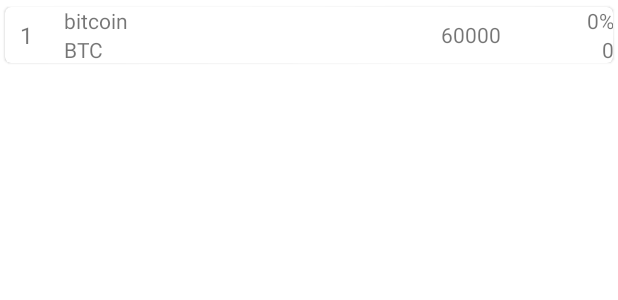
After one commit to Ridje/coinMonitor, an Android app: the layout asset_row.xml on its own in the app's theme, with its tools: preview values and no code run, on a phone screen of 412 x 824 dp. The commit adds this screen. Shown: the top 300 px of the screen. Run offline under Robolectric (Android 15) with nearby library versions, the phone set to English and light mode, and no system bars.

Commit message:
Added simple functional of asset list

```diff
--- a/app/build.gradle
+++ b/app/build.gradle
@@ -33,6 +33,7 @@ dependencies {
     implementation 'androidx.appcompat:appcompat:1.2.0'
     implementation 'com.google.android.material:material:1.3.0'
     implementation 'androidx.constraintlayout:constraintlayout:2.0.4'
+    implementation 'androidx.legacy:legacy-support-v4:1.0.0'
     testImplementation 'junit:junit:4.+'
     androidTestImplementation 'androidx.test.ext:junit:1.1.2'
     androidTestImplementation 'androidx.test.espresso:espresso-core:3.3.0'
--- /dev/null
+++ b/app/src/main/res/layout/asset_row.xml
@@ -0,0 +1,81 @@
+<?xml version="1.0" encoding="utf-8"?>
+<com.google.android.material.card.MaterialCardView xmlns:android="http://schemas.android.com/apk/res/android"
+    xmlns:app="http://schemas.android.com/apk/res-auto"
+    android:layout_width="match_parent"
+    android:layout_height="wrap_content"
+    app:cardUseCompatPadding="true">
+
+    <LinearLayout
+        android:layout_width="match_parent"
+        android:layout_height="match_parent"
+        android:orientation="horizontal">
+
+        <com.google.android.material.textview.MaterialTextView
+            android:id="@+id/asset_rank"
+            android:layout_width="30sp"
+            android:layout_height="match_parent"
+            android:gravity="center"
+            android:text="1"
+            android:textSize="15sp"/>
+
+        <LinearLayout
+            android:layout_width="0dp"
+            android:layout_height="wrap_content"
+            android:layout_weight="2"
+            android:orientation="vertical">
+
+            <com.google.android.material.textview.MaterialTextView
+                android:id="@+id/asset_name"
+                android:layout_width="match_parent"
+                android:layout_height="wrap_content"
+                android:gravity="center_vertical"
+                android:paddingStart="10sp"
+                android:text="bitcoin" />
+
+            <com.google.android.material.textview.MaterialTextView
+                android:id="@+id/asset_symbol"
+                android:layout_width="match_parent"
+                android:layout_height="wrap_content"
+                android:foregroundGravity="center_vertical"
+                android:gravity="center_vertical"
+                android:paddingStart="10sp"
+                android:text="BTC" />
+        </LinearLayout>
+
+
+
+        <com.google.android.material.textview.MaterialTextView
+            android:id="@+id/asset_price_usd"
+            android:layout_width="0dp"
+            android:layout_height="match_parent"
+            android:layout_weight="2"
+            android:gravity="center_vertical|end"
+            android:text="60000" />
+
+        <LinearLayout
+            android:layout_width="0dp"
+            android:layout_height="wrap_content"
+            android:layout_weight="1"
+            android:orientation="vertical">
+
+            <com.google.android.material.textview.MaterialTextView
+                android:id="@+id/asset_change_24hrs"
+                android:layout_width="wrap_content"
+                android:layout_height="match_parent"
+                android:layout_gravity="end"
+                android:gravity="center_vertical|end"
+                android:text="0%"/>
+
+            <com.google.android.material.textview.MaterialTextView
+                android:id="@+id/asset_volume_24hrs"
+                android:layout_width="wrap_content"
+                android:layout_height="wrap_content"
+                android:layout_gravity="end"
+                android:foregroundGravity="center_vertical"
+                android:gravity="center_vertical|end"
+                android:paddingStart="10sp"
+                android:text="0" />
+        </LinearLayout>
+    </LinearLayout>
+
+</com.google.android.material.card.MaterialCardView>
--- a/app/src/main/res/values/colors.xml
+++ b/app/src/main/res/values/colors.xml
@@ -7,4 +7,6 @@
     <color name="teal_700">#FF018786</color>
     <color name="black">#FF000000</color>
     <color name="white">#FFFFFFFF</color>
+    <color name="negative_number">#C6FA0808</color>
+    <color name="positive_number">#1EAC3D</color>
 </resources>
--- a/app/src/main/res/values/strings.xml
+++ b/app/src/main/res/values/strings.xml
@@ -1,3 +1,5 @@
 <resources>
     <string name="app_name">coinMonitor</string>
+    <string name="asset">asset</string>
+    <string name="coin">coin</string>
 </resources>
--- /dev/null
+++ b/app/src/main/res/values/styles.xml
@@ -0,0 +1,6 @@
+<?xml version="1.0" encoding="utf-8"?>
+<resources>
+    <style name="NegativeNumber" parent="Theme.CoinMonitor">
+        <item name="android:textColor">@color/negative_number</item>
+    </style>
+</resources>
```
Also changed, not shown: app/src/main/java/com/kis/coinmonitor/MainActivity.java (+0 -16 lines), app/src/main/java/com/kis/coinmonitor/model/Asset.java (renamed from app/src/main/java/com/kis/coinmonitor/pojo/Asset.java, +81 -35 lines), app/src/main/java/com/kis/coinmonitor/model/Assets.java (renamed from app/src/main/java/com/kis/coinmonitor/pojo/Assets.java, +5 -19 lines), app/src/main/java/com/kis/coinmonitor/network/APIConnector.java (added, +41 -0 lines), app/src/main/java/com/kis/coinmonitor/network/CoinCapService.java (added, +20 -0 lines), app/src/main/java/com/kis/coinmonitor/services/CoinCapService.java (deleted, +0 -34 lines), app/src/main/java/com/kis/coinmonitor/ui/AssetsListFragment.java (added, +138 -0 lines), app/src/main/java/com/kis/coinmonitor/ui/RecyclerViewAdapter.java (added, +137 -0 lines), app/src/main/java/com/kis/coinmonitor/utils/Locales.java (added, +59 -0 lines), app/src/main/res/layout/activity_main.xml (+9 -10 lines), app/src/main/res/layout/asset_loading.xml (added, +18 -0 lines), app/src/main/res/layout/fragment_assets_list.xml (added, +19 -0 lines).
